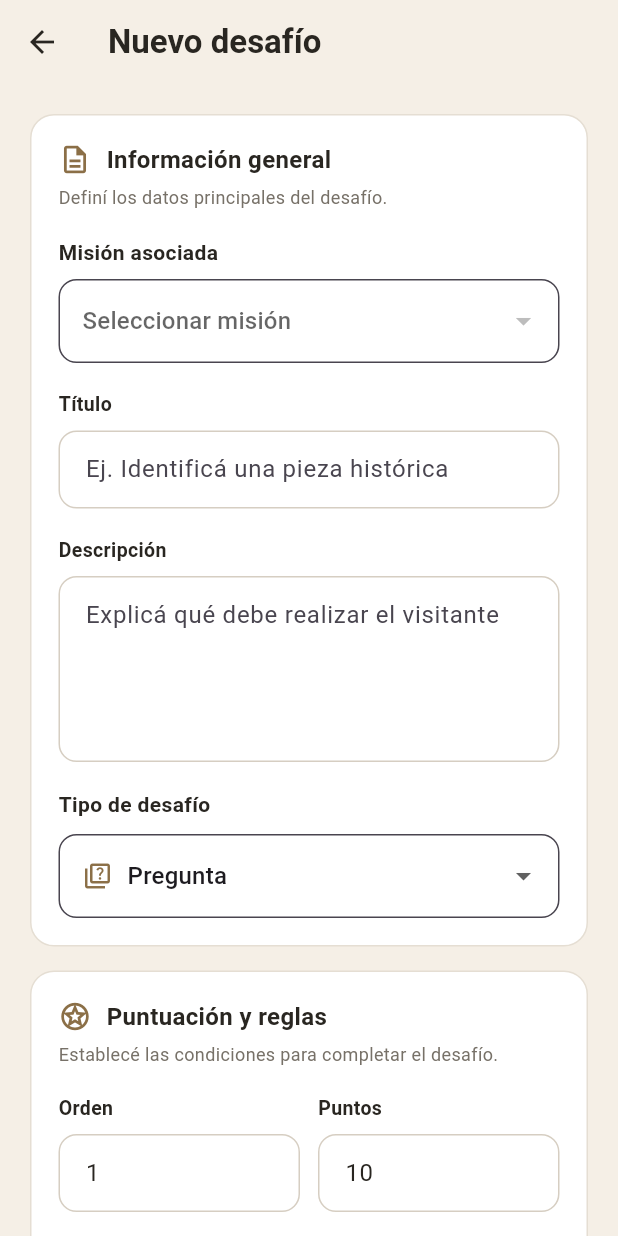
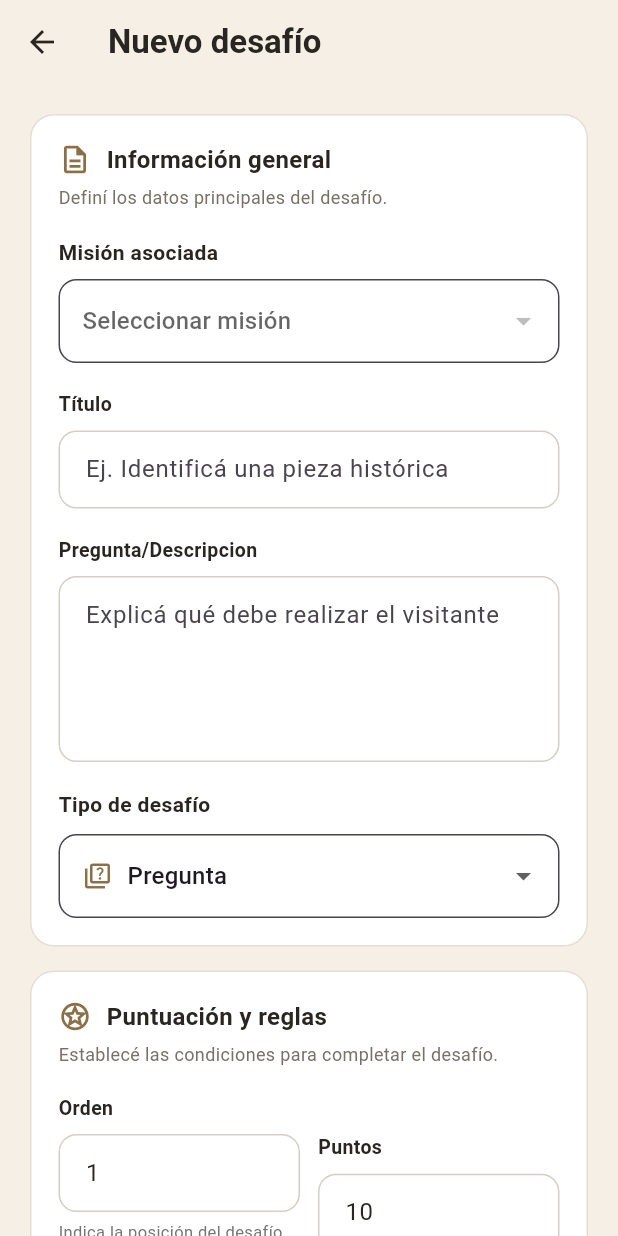
Before and after one commit to vnaok/atrid-project, a Flutter app: the FormDesafioPage screen opened directly with empty values, on a phone screen of 412 x 824 dp. Run offline on Flutter 3.47's test engine with Material 3 defaults, Android fonts, the phone set to English and light mode, and no system bars; our stand-ins replace image_picker, supabase_flutter; accounts and stored records are empty.

Commit message:
Actualizar gestion de desafios y estadisticas

```diff
--- a/lib/features/admin/presentation/AdminHomePage.dart
+++ b/lib/features/admin/presentation/AdminHomePage.dart
@@ -145,7 +145,7 @@ class _AdminHomePageState extends State<AdminHomePage> {
             ),
           ],
         ),
-        actions: [
+        /*actions: [
           IconButton(
             icon: const Icon(
               Icons.settings_outlined,
@@ -155,7 +155,7 @@ class _AdminHomePageState extends State<AdminHomePage> {
               // Configuración futura
             },
           ),
-        ],
+        ],*/
       ),
 
       body: SafeArea(
@@ -471,7 +471,7 @@ class _AdminHomePageState extends State<AdminHomePage> {
               // =====================================================
               // ACTIVIDAD RECIENTE
               // =====================================================
-
+/*
               const Text(
                 'Actividad reciente',
                 style: TextStyle(
@@ -520,7 +520,7 @@ class _AdminHomePageState extends State<AdminHomePage> {
                 ),
               ),
 
-              const SizedBox(height: 32),
+              const SizedBox(height: 32),*/
 
               // =====================================================
               // CERRAR SESIÓN
--- a/lib/features/challenges/presentation/form_desafio_page.dart
+++ b/lib/features/challenges/presentation/form_desafio_page.dart
@@ -367,7 +367,10 @@ class _FormDesafioPageState extends State<FormDesafioPage> {
               borderRadius: BorderRadius.circular(12),
             ),
           ),
-          items: TipoDesafio.values.map((tipo) {
+          items: [
+            TipoDesafio.pregunta,
+            TipoDesafio.identificacion,
+          ].map((tipo) {
             return DropdownMenuItem(
               value: tipo,
               child: Row(
@@ -472,13 +475,13 @@ class _FormDesafioPageState extends State<FormDesafioPage> {
                   ),
                   const SizedBox(height: 18),
                   _campo(
-                    etiqueta: 'Descripción',
+                    etiqueta: 'Pregunta/Descripcion',
                     controller: _descripcionController,
                     ayuda: 'Explicá qué debe realizar el visitante',
                     maxLines: 4,
                     validator: (v) =>
                     v == null || v.trim().isEmpty
-                        ? 'Ingresá una descripción'
+                        ? 'Ingresá una descripción/pregunta'
                         : null,
                   ),
                   const SizedBox(height: 18),
@@ -497,7 +500,10 @@ class _FormDesafioPageState extends State<FormDesafioPage> {
                   Row(
                     children: [
                       Expanded(
-                        child: _campo(
+                        child: Column(
+                          crossAxisAlignment: CrossAxisAlignment.start,
+                          children: [
+                            _campo(
                               etiqueta: 'Orden',
                               controller: _ordenController,
                               keyboardType: TextInputType.number,
@@ -507,6 +513,16 @@ class _FormDesafioPageState extends State<FormDesafioPage> {
                                     ? 'Orden inválido'
                                     : null;
                               },
+                            ),
+                            const SizedBox(height: 5),
+                            Text(
+                              'Indica la posición del desafío dentro de la misión. Respeta orden de desafios',
+                              style: TextStyle(
+                                fontSize: 11,
+                                color: Colors.grey[600],
+                              ),
+                            ),
+                          ],
                         ),
                       ),
                       const SizedBox(width: 12),
--- a/lib/features/missions/presentation/FormMisionPage.dart
+++ b/lib/features/missions/presentation/FormMisionPage.dart
@@ -212,13 +212,13 @@ class _FormMisionPageState extends State<FormMisionPage> {
                   maxLines: 4,
                 ),
 
-                const SizedBox(height: 16),
+                /*const SizedBox(height: 16),
 
                 _campo(
                   controller: _imagenController,
                   label: 'Imagen',
                   hint: 'URL de la imagen',
-                ),
+                ),*/
 
                 const SizedBox(height: 16),
 
```
Lines whose indentation alone changed are shown as unchanged.
